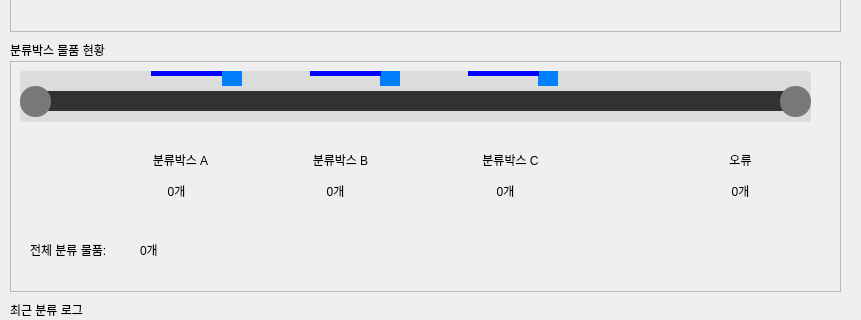
This is gui/ui/widgets/devices.ui in jongbob1918/IoT_Project_RAIL as Qt 5 draws it before an edit; both pictures show x 0 to 861 and y 169 to 489 of the 861 by 651 pixel window. The edited form follows.
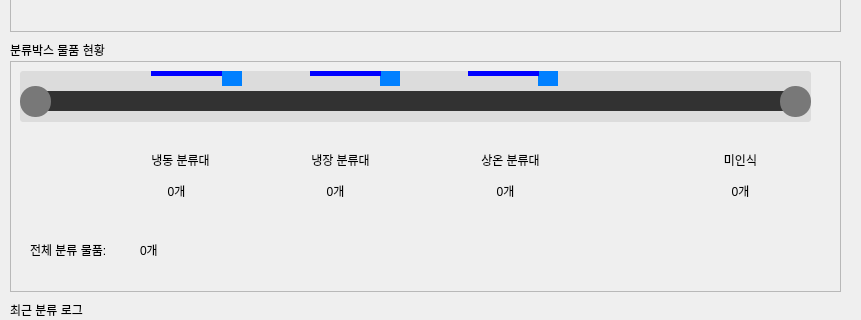
This is the edited form.

Commit message: [GUI] 냉동창고 온도 범위 수정

What changed in the file:
```diff
--- a/gui/ui/widgets/devices.ui
+++ b/gui/ui/widgets/devices.ui
@@ -222,7 +222,7 @@
      </font>
     </property>
     <property name="text">
-     <string>분류박스 B</string>
+     <string>냉장 분류대</string>
     </property>
     <property name="alignment">
      <set>Qt::AlignCenter</set>
@@ -478,7 +478,7 @@
      </font>
     </property>
     <property name="text">
-     <string>분류박스 C</string>
+     <string>상온 분류대</string>
     </property>
     <property name="alignment">
      <set>Qt::AlignCenter</set>
@@ -500,7 +500,7 @@
      </font>
     </property>
     <property name="text">
-     <string>분류박스 A</string>
+     <string>냉동 분류대</string>
     </property>
     <property name="alignment">
      <set>Qt::AlignCenter</set>
@@ -538,7 +538,7 @@
      </font>
     </property>
     <property name="text">
-     <string>오류</string>
+     <string>미인식</string>
     </property>
     <property name="alignment">
      <set>Qt::AlignCenter</set>
```
The commit also changes 1 other file.
